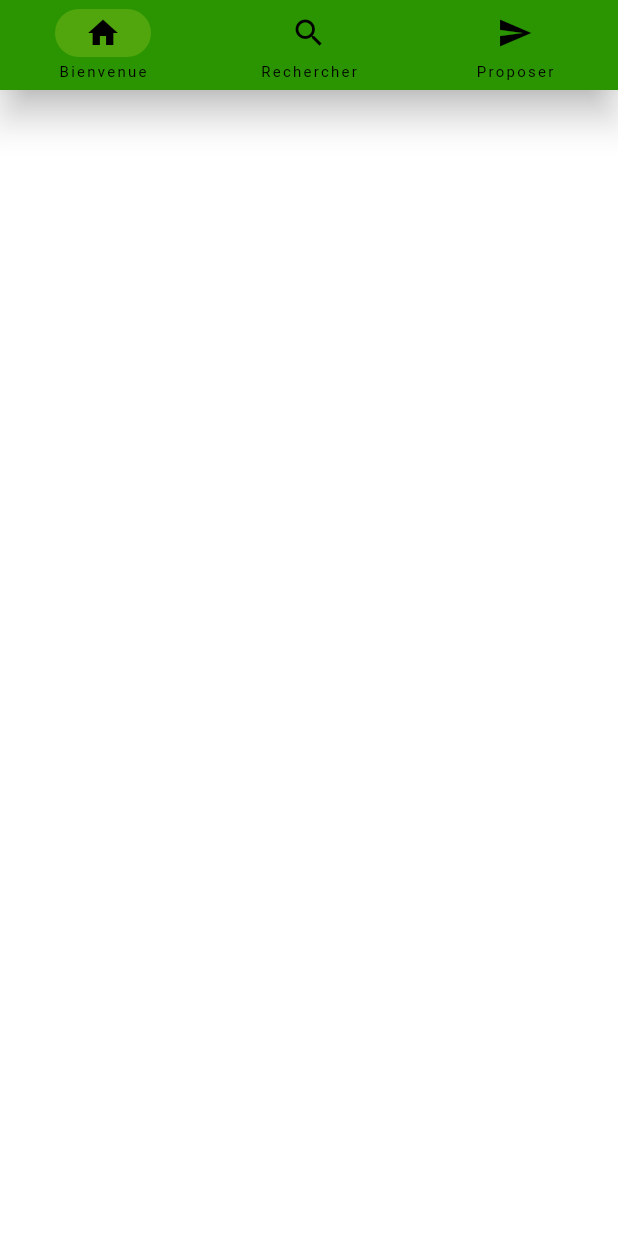
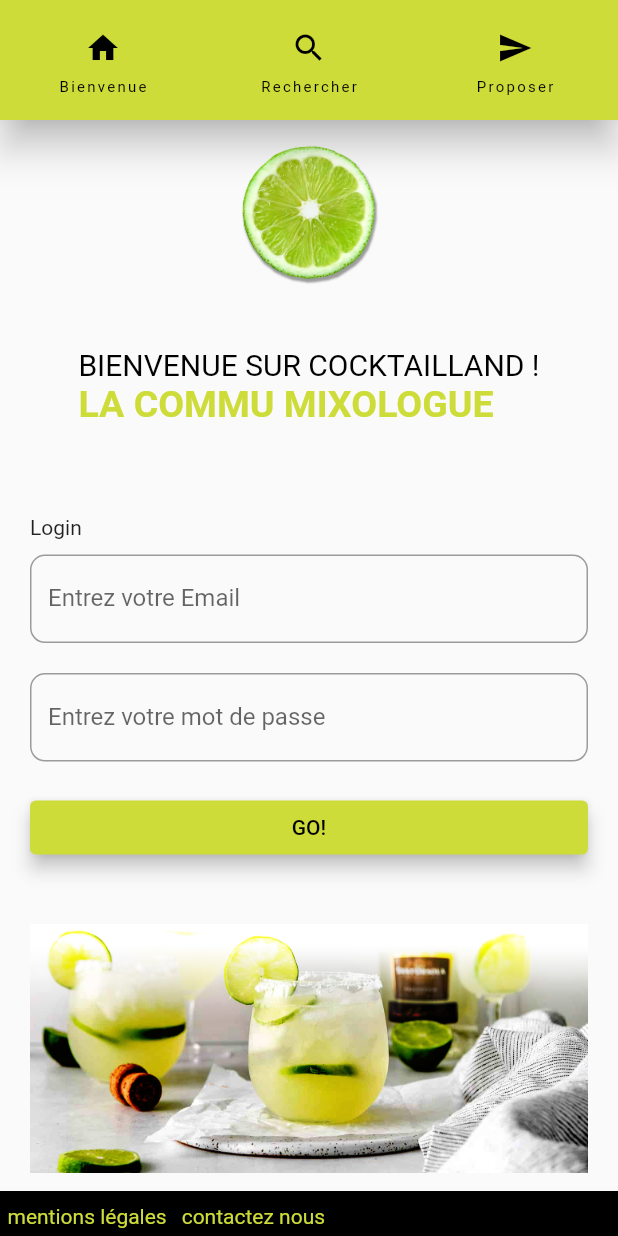
Before and after one commit to dazedDive/cocktailFlutter, a Flutter app: the screen it shows after launch, on a phone screen of 412 x 824 dp. Run offline on Flutter 3.47's test engine with Material 2 defaults, Android fonts, the phone set to English and light mode, and no system bars; our stand-ins replace getwidget.

Commit message:
log page

```diff
--- a/lib/components/Footer.dart
+++ b/lib/components/Footer.dart
@@ -1,4 +1,5 @@
 import 'package:flutter/material.dart';
+
 
 class Footer extends StatelessWidget {
   const Footer({super.key});
@@ -6,9 +7,34 @@ class Footer extends StatelessWidget {
   @override
   Widget build(BuildContext context) {
     return Container(
-      alignment: Alignment.bottomCenter,
+      alignment: Alignment.bottomRight,
       color: Colors.black,
-      child: const Text('Mentions Légal'),
+      child:Row(
+        children:[
+          Padding(
+            padding: const EdgeInsets.all(5.0),
+            child: RichText(
+              text: const TextSpan(
+                onEnter: null,
+                text: 'mentions légales',
+                style: TextStyle(
+                  color:Colors.lime,
+                )
+            )),
+          ),
+          Padding(
+            padding: const EdgeInsets.all(5.0),
+            child: RichText(
+              text: const TextSpan(
+                onEnter: null,
+                text: 'contactez nous',
+                style: TextStyle(
+                  color:Colors.lime,
+                )
+            )),
+          )
+        ],
+      ),
     );
   }
 }
--- a/lib/components/Navigation.dart
+++ b/lib/components/Navigation.dart
@@ -10,16 +10,13 @@ class Navigation extends StatefulWidget {
 
 class _NavigationState extends State<Navigation> {
   int currentPageIndex = 0;
-  var mainColor = const Color.fromARGB(255, 42, 149, 0);
 
   @override
   Widget build(BuildContext context) {
     return
-
     SafeArea(
         child: NavigationBar(
-        height: 60,
-        backgroundColor: mainColor,
+        backgroundColor: Colors.lime,
         elevation: 10,
         onDestinationSelected: (int index){
           setState(() {
@@ -28,7 +25,7 @@ class _NavigationState extends State<Navigation> {
         },
         selectedIndex: currentPageIndex,
         destinations: const <Widget>[
-          NavigationDestination(icon: Icon(Icons.home), label: 'Bienvenue'),
+          NavigationDestination(icon: Icon(Icons.home), label: 'Bienvenue',),
           NavigationDestination(icon: Icon(Icons.search), label: 'Rechercher'),
           NavigationDestination(icon: Icon(Icons.send), label: 'Proposer')
         ],
--- a/lib/main.dart
+++ b/lib/main.dart
@@ -1,5 +1,6 @@
 import 'package:cocktail_app/components/Footer.dart';
 import 'package:cocktail_app/components/Navigation.dart';
+import 'package:cocktail_app/screens/HomePage.dart';
 import 'package:flutter/material.dart';
 
 void main() {
@@ -18,9 +19,16 @@ class MyApp extends StatelessWidget {
       theme: ThemeData(
       primarySwatch: Colors.lime,
       ),
-      home:  Container(
-        alignment: Alignment.topCenter,
-        child: const Navigation()),
+      home: Scaffold(
+        appBar:const PreferredSize(
+          preferredSize: Size.fromHeight(80),
+          child: Navigation()),
+      body:  const HomePage(),
+      bottomNavigationBar: Container(
+        height: 30,
+        child: const Footer(),
+      ),
+      backgroundColor: Color.fromARGB(255, 108, 137, 94),),
     );
   }
 }
--- /dev/null
+++ b/lib/screens/HomePage.dart
@@ -0,0 +1,78 @@
+import 'package:flutter/material.dart';
+import 'package:getwidget/getwidget.dart';
+
+class HomePage extends StatefulWidget {
+  const HomePage({super.key});
+
+  @override
+  State<HomePage> createState() => _HomePageState();
+}
+
+class _HomePageState extends State<HomePage> {
+  @override
+  Widget build(BuildContext context) {
+    return  SafeArea(
+      child: Scaffold(
+        body: Center(
+          child: SingleChildScrollView(
+            padding: const EdgeInsets.symmetric(horizontal: 20),
+            child: Column(
+              crossAxisAlignment: CrossAxisAlignment.center,
+              children: [
+                const Image(image: AssetImage('assets/Lime.png'),
+                width: 100,
+                alignment: Alignment.center,),
+                const SizedBox(height: 40),
+                RichText(text: TextSpan(
+                  style: const TextStyle(color: Colors.black,fontSize: 20),
+                  text: 'Bienvenue sur CockTailLand !\n'.toUpperCase(),
+                  children: [
+                    TextSpan(
+                      text: 'La commu mixologue'.toUpperCase(),
+                      style: TextStyle(
+                        color: Theme.of(context).primaryColor,
+                        fontWeight: FontWeight.bold,
+                        fontSize:25)
+                    ),
+                  ]
+                )),
+              const SizedBox(
+                height: 60,
+                ),
+                Form(child: Column(
+                  crossAxisAlignment: CrossAxisAlignment.stretch,
+                  children: [
+                    const Text(
+                      textAlign: TextAlign.left,
+                      'Login'),
+                    const SizedBox(height: 10),
+                    TextFormField(
+                      decoration: const InputDecoration(
+                        labelText: 'Entrez votre Email',
+                        hintText: 'Ex: josh.cat@matou.fr',
+                        border: OutlineInputBorder(borderRadius: BorderRadius.all(Radius.circular(10)))
+                      ),
+                    ),
+                    const SizedBox(height: 20),
+                    TextFormField(
+                      decoration: const InputDecoration(
+                        labelText: 'Entrez votre mot de passe',
+                        hintText: 'Ex: ********',
+                        border: OutlineInputBorder(borderRadius: BorderRadius.all(Radius.circular(10)))
+                      ),
+                    ),
+                    const SizedBox(height: 20),
+                    ElevatedButton(onPressed: () => print('ok'),
+                                  style: ButtonStyle(elevation: MaterialStateProperty.all(5),
+                                  ),
+                                  child: Text('go!'.toUpperCase())),
+                  const SizedBox(height: 40),
+                  const Image(image: AssetImage('assets/footer.jpg'))],))],
+              ),
+            ),
+        ),
+      ),
+    );
+
+  }
+}
```
Also changed, not shown: pubspec.yaml (+6 -72 lines), assets/Lime.png (renamed from images/Lime.png), assets/footer.jpg (added), pubspec.lock.
